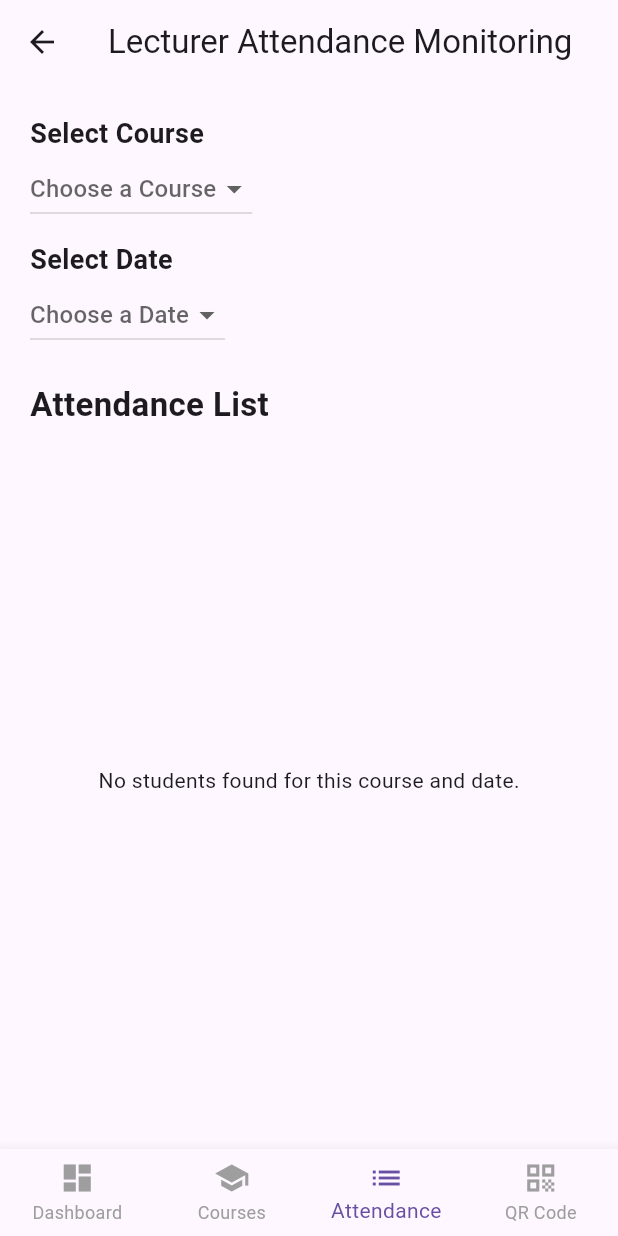
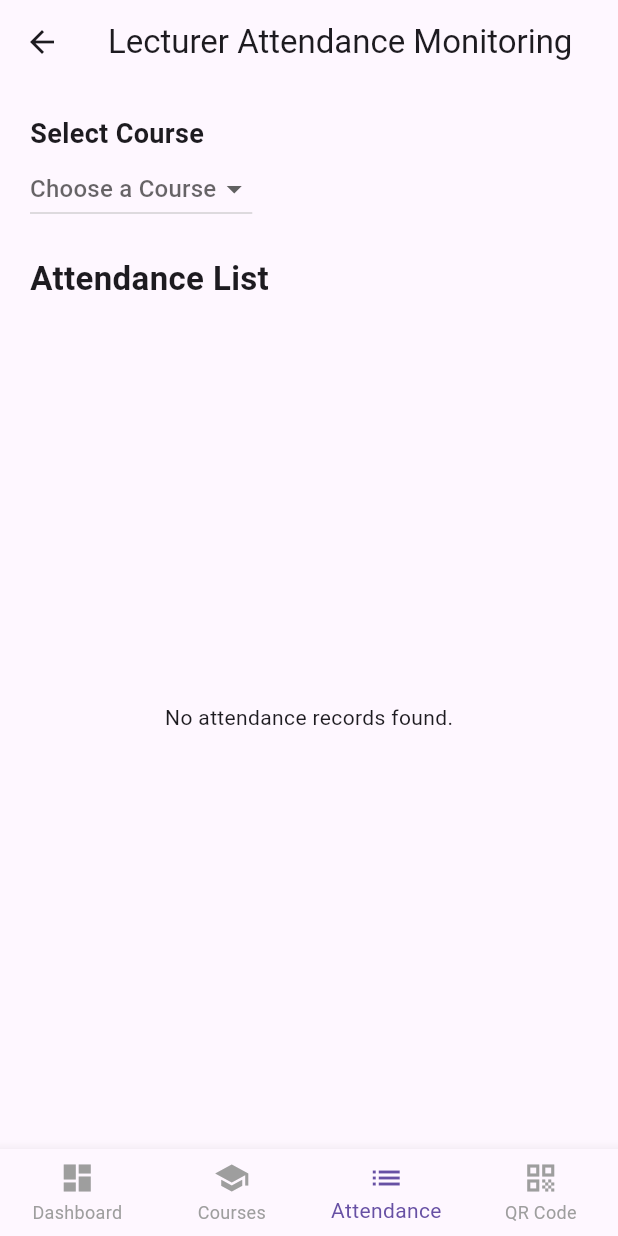
Before and after one commit to Setur413/AUTOMATED_ATTENDANCE, a Flutter app: the AttendanceMonitoringScreen screen opened by its route, on a phone screen of 412 x 824 dp. Run offline on Flutter 3.47's test engine with Material 3 defaults, Android fonts, the phone set to English and light mode, and no system bars; our stand-ins replace cloud_firestore, firebase_auth, firebase_core, image_picker, qr_flutter, shared_preferences and 1 more; missing offline and left inert: mobile_scanner; accounts and stored records are empty.

Commit message:
Added new features and files

```diff
--- a/lib/screens/monitoring.dart
+++ b/lib/screens/monitoring.dart
@@ -11,13 +11,11 @@ class AttendanceMonitoringScreen extends StatefulWidget {
 
 class _AttendanceMonitoringScreenState extends State<AttendanceMonitoringScreen> {
   String? selectedCourse;
-  String? selectedDate;
 
   List<String> courses = ["Class 101", "Math 201", "CS 305"];
-  List<String> dates = ["2024-03-01", "2024-03-02", "2024-03-03"];
 
   Color _getStatusColor(String status) {
-    switch (status) {
+    switch (status.toLowerCase()) {
       case 'present':
         return Colors.green;
       case 'absent':
@@ -31,21 +29,20 @@ class _AttendanceMonitoringScreenState extends State<AttendanceMonitoringScreen>
   Widget build(BuildContext context) {
     return Scaffold(
       appBar: AppBar(
-        title: Text("Lecturer Attendance Monitoring"),
+        title: const Text("Lecturer Attendance Monitoring"),
       ),
       body: Padding(
-        padding: EdgeInsets.all(20.0),
+        padding: const EdgeInsets.all(20.0),
         child: Column(
           crossAxisAlignment: CrossAxisAlignment.start,
           children: [
-            Text("Select Course", style: TextStyle(fontSize: 18, fontWeight: FontWeight.bold)),
+            // Course Dropdown
+            Text("Select Course", style: const TextStyle(fontSize: 18, fontWeight: FontWeight.bold)),
             DropdownButton<String>(
               value: selectedCourse,
-              hint: Text("Choose a Course"),
+              hint: const Text("Choose a Course"),
               onChanged: (String? newValue) {
-                setState(() {
-                  selectedCourse = newValue;
-                });
+                setState(() => selectedCourse = newValue);
               },
               items: courses.map<DropdownMenuItem<String>>((String course) {
                 return DropdownMenuItem<String>(
@@ -54,64 +51,55 @@ class _AttendanceMonitoringScreenState extends State<AttendanceMonitoringScreen>
                 );
               }).toList(),
             ),
-            SizedBox(height: 10),
-            Text("Select Date", style: TextStyle(fontSize: 18, fontWeight: FontWeight.bold)),
-            DropdownButton<String>(
-              value: selectedDate,
-              hint: Text("Choose a Date"),
-              onChanged: (String? newValue) {
-                setState(() {
-                  selectedDate = newValue;
-                });
-              },
-              items: dates.map<DropdownMenuItem<String>>((String date) {
-                return DropdownMenuItem<String>(
-                  value: date,
-                  child: Text(date),
-                );
-              }).toList(),
-            ),
-            SizedBox(height: 20),
-            Text("Attendance List", style: TextStyle(fontSize: 22, fontWeight: FontWeight.bold)),
-            SizedBox(height: 10),
+            const SizedBox(height: 20),
+
+            // Attendance List Header
+            const Text("Attendance List", style: TextStyle(fontSize: 22, fontWeight: FontWeight.bold)),
+            const SizedBox(height: 10),
+
+            // Attendance Data Stream
             Expanded(
-              child: StreamBuilder(
-                stream: FirebaseFirestore.instance.collection('attendance')
-                    .where('course', isEqualTo: selectedCourse)
-                    .where('date', isEqualTo: selectedDate)
+              child: StreamBuilder<QuerySnapshot>(
+                stream: FirebaseFirestore.instance
+                    .collection('session_attendance')
+                    .where('sessionTitle', isEqualTo: selectedCourse)
                     .snapshots(),
-                builder: (context, AsyncSnapshot<QuerySnapshot> snapshot) {
+                builder: (context, snapshot) {
                   if (!snapshot.hasData) {
-                    return Center(child: CircularProgressIndicator());
+                    return const Center(child: CircularProgressIndicator());
                   }
 
-                  var students = snapshot.data!.docs;
+                  final attendanceRecords = snapshot.data!.docs;
 
-                  if (students.isEmpty) {
-                    return Center(child: Text("No students found for this course and date."));
+                  if (attendanceRecords.isEmpty) {
+                    return const Center(child: Text("No attendance records found."));
                   }
 
                   return ListView.builder(
-                    itemCount: students.length,
+                    itemCount: attendanceRecords.length,
                     itemBuilder: (context, index) {
-                      var student = students[index];
+                      var record = attendanceRecords[index];
+
                       return Card(
-                        margin: EdgeInsets.symmetric(vertical: 10),
+                        shape: RoundedRectangleBorder(borderRadius: BorderRadius.circular(12)),
+                        elevation: 4,
+                        margin: const EdgeInsets.symmetric(vertical: 8),
                         child: Padding(
-                          padding: EdgeInsets.all(16),
+                          padding: const EdgeInsets.all(12.0),
                           child: ListTile(
                             title: Text(
-                              "${student['name']}",
-                              style: TextStyle(fontSize: 18, fontWeight: FontWeight.bold),
+                              record['fullName'],
+                              style: const TextStyle(fontSize: 18, fontWeight: FontWeight.bold),
                             ),
-                            subtitle: Padding(
-                              padding: EdgeInsets.only(top: 8.0),
-                              child: Text(
-                                "ID: ${student['id']}\nCourse: ${student['course']}\nDate: ${student['date']}",
-                                style: TextStyle(fontSize: 16),
-                              ),
+                            subtitle: Column(
+                              crossAxisAlignment: CrossAxisAlignment.start,
+                              children: [
+                                Text("📌 Registration Number: ${record['registrationNumber']}"),
+                                Text("📚 Course: ${record['sessionTitle']}"),
+                                Text("📅 Date: ${(record['scannedAt'] as Timestamp).toDate()}"),
+                              ],
                             ),
-                            trailing: Icon(Icons.circle, color: _getStatusColor(student['status']), size: 16),
+                            trailing: Icon(Icons.circle, color: _getStatusColor("present"), size: 16),
                           ),
                         ),
                       );
```
Also changed, not shown: pubspec.yaml (line endings or trailing spaces).
